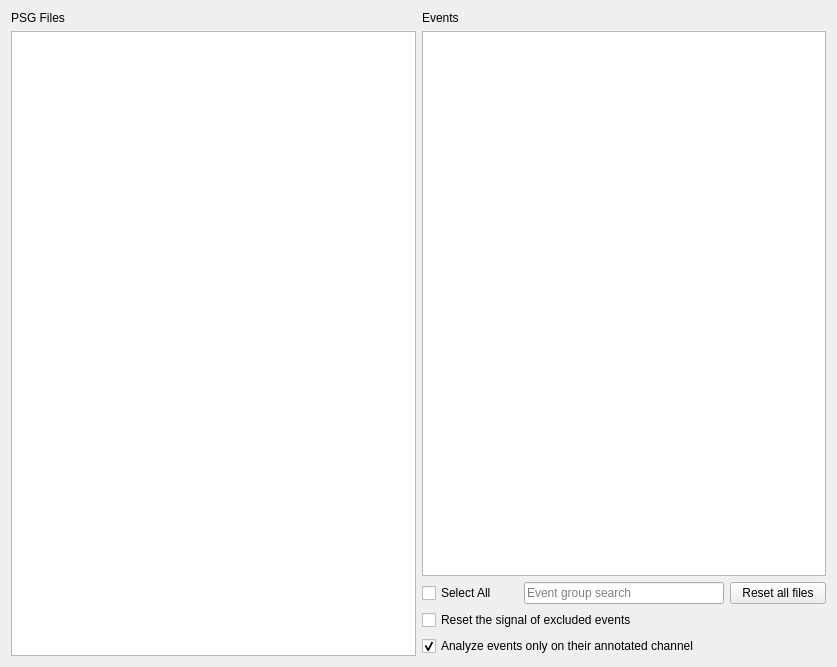
Before: the Qt Designer form tools/CEAMSTools/PowerSpectralAnalysis/NonValidEventStep/Ui_NonValidEventStep.ui in SnoozToolbox/snooz-package-ceams, drawn with Qt 5.
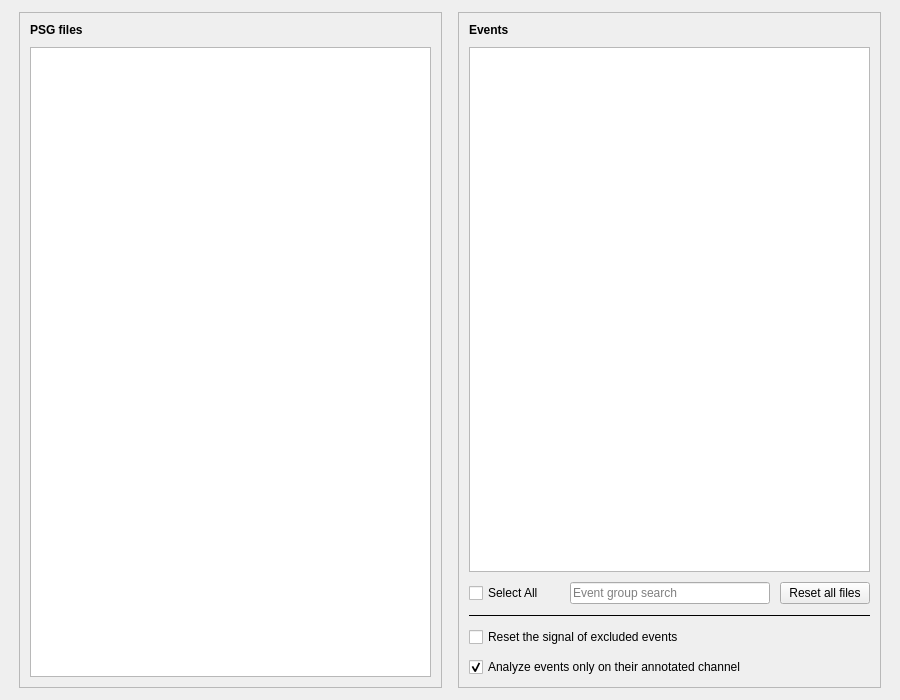
After: the same form once the commit is applied.

Commit message: Shared pages: Sleep Cycles, Input Files and Events to exclude

```diff
--- a/tools/CEAMSTools/PowerSpectralAnalysis/NonValidEventStep/Ui_NonValidEventStep.ui
+++ b/tools/CEAMSTools/PowerSpectralAnalysis/NonValidEventStep/Ui_NonValidEventStep.ui
@@ -6,26 +6,70 @@
    <rect>
     <x>0</x>
     <y>0</y>
-    <width>837</width>
-    <height>667</height>
+    <width>900</width>
+    <height>700</height>
    </rect>
   </property>
   <property name="windowTitle">
    <string>Form</string>
   </property>
-  <layout class="QHBoxLayout" name="horizontalLayout_2">
-   <item>
     <layout class="QVBoxLayout" name="verticalLayout">
+   <property name="spacing">
+    <number>16</number>
+   </property>
+   <property name="leftMargin">
+    <number>19</number>
+   </property>
+   <property name="topMargin">
+    <number>12</number>
+   </property>
+   <property name="rightMargin">
+    <number>19</number>
+   </property>
+   <property name="bottomMargin">
+    <number>12</number>
+   </property>
+   <item>
+    <layout class="QHBoxLayout" name="lists_layout" stretch="1,1">
+     <property name="spacing">
+      <number>16</number>
+     </property>
+     <item>
+      <widget class="QFrame" name="files_card">
+       <property name="frameShape">
+        <enum>QFrame::Shape::StyledPanel</enum>
+       </property>
+       <property name="frameShadow">
+        <enum>QFrame::Shadow::Raised</enum>
+       </property>
+       <layout class="QVBoxLayout" name="files_card_layout">
+        <property name="spacing">
+         <number>10</number>
+        </property>
+        <property name="leftMargin">
+         <number>10</number>
+        </property>
+        <property name="topMargin">
+         <number>10</number>
+        </property>
+        <property name="rightMargin">
+         <number>10</number>
+        </property>
+        <property name="bottomMargin">
+         <number>10</number>
+        </property>
      <item>
       <widget class="QLabel" name="label">
        <property name="font">
         <font>
-         <italic>false</italic>
-         <bold>false</bold>
-        </font>
-       </property>
+            <bold>true</bold>
+           </font>
+          </property>
+          <property name="toolTip">
+           <string>Select one or more files (Ctrl or Shift key) to show their events.</string>
+          </property>
        <property name="text">
-        <string>PSG Files</string>
+           <string>PSG files</string>
        </property>
       </widget>
      </item>
@@ -43,15 +87,37 @@
       </widget>
      </item>
     </layout>
+      </widget>
    </item>
    <item>
-    <layout class="QVBoxLayout" name="verticalLayout_2">
+      <widget class="QFrame" name="events_card">
+       <property name="frameShape">
+        <enum>QFrame::Shape::StyledPanel</enum>
+       </property>
+       <property name="frameShadow">
+        <enum>QFrame::Shadow::Raised</enum>
+       </property>
+       <layout class="QVBoxLayout" name="events_card_layout">
+        <property name="spacing">
+         <number>10</number>
+        </property>
+        <property name="leftMargin">
+         <number>10</number>
+        </property>
+        <property name="topMargin">
+         <number>10</number>
+        </property>
+        <property name="rightMargin">
+         <number>10</number>
+        </property>
+        <property name="bottomMargin">
+         <number>10</number>
+        </property>
      <item>
       <widget class="QLabel" name="label_2">
        <property name="font">
         <font>
-         <italic>false</italic>
-         <bold>false</bold>
+            <bold>true</bold>
         </font>
        </property>
        <property name="text">
@@ -76,7 +142,10 @@
       </widget>
      </item>
      <item>
-      <layout class="QHBoxLayout" name="horizontalLayout">
+         <layout class="QHBoxLayout" name="events_tools_layout" stretch="0,1,0">
+          <property name="spacing">
+           <number>10</number>
+          </property>
        <item>
         <widget class="QCheckBox" name="select_all_checkBox">
          <property name="text">
@@ -106,10 +175,20 @@
        </item>
       </layout>
      </item>
+        <item>
+         <widget class="QFrame" name="events_line">
+          <property name="frameShape">
+           <enum>QFrame::Shape::HLine</enum>
+          </property>
+          <property name="frameShadow">
+           <enum>QFrame::Shadow::Plain</enum>
+          </property>
+         </widget>
+        </item>
      <item>
       <widget class="QCheckBox" name="reset_excl_event_checkBox">
        <property name="text">
-        <string>Reset the signal of excluded events </string>
+           <string>Reset the signal of excluded events</string>
        </property>
       </widget>
      </item>
@@ -124,6 +203,9 @@
       </widget>
      </item>
     </layout>
+      </widget>
+     </item>
+    </layout>
    </item>
   </layout>
  </widget>
```
Left out of the diff: 13 changed lines with no effect on the pictures. Lines whose indentation alone changed are shown as unchanged. The commit also changes 10 other files.
